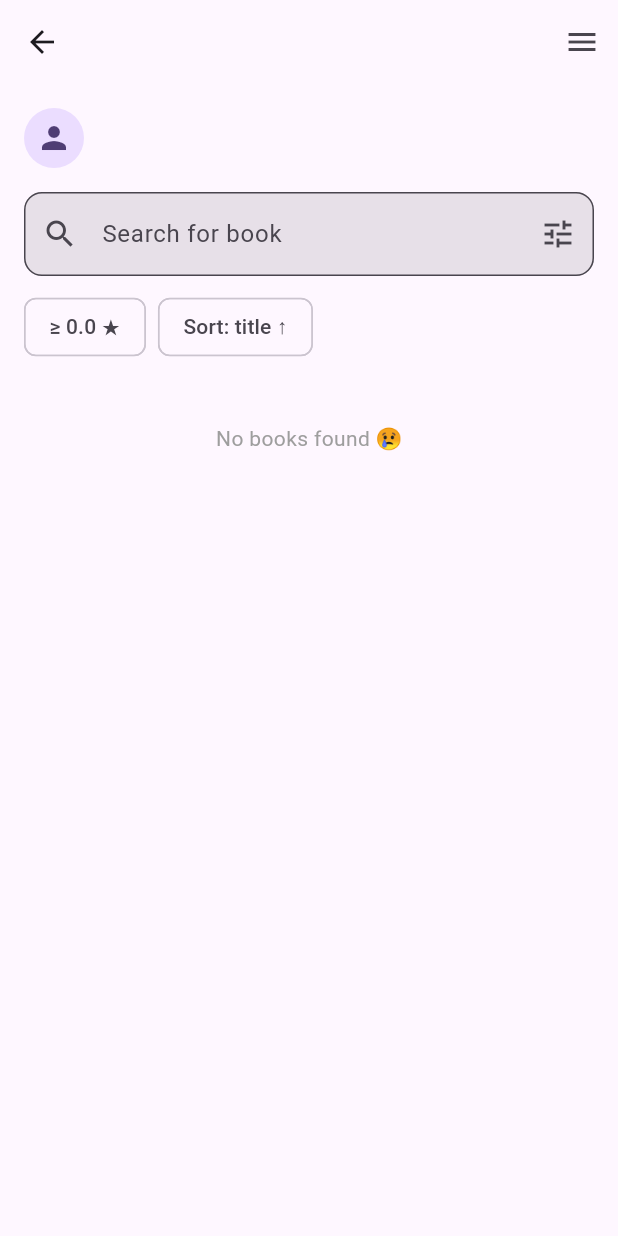
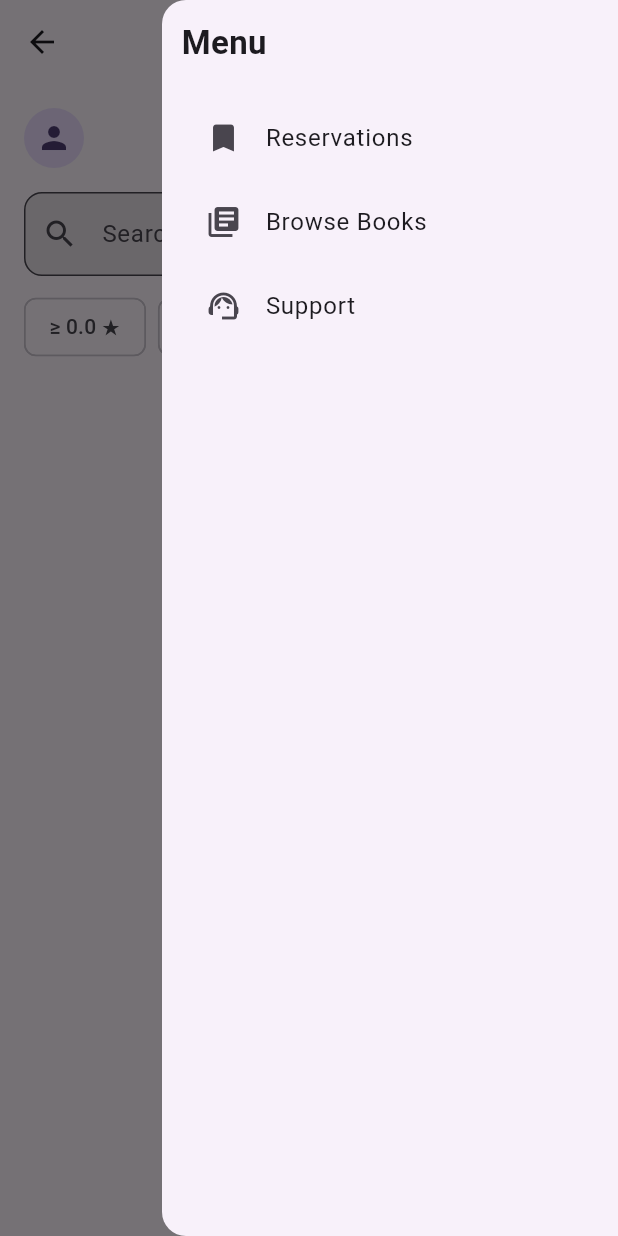
Before and after one commit to fuxeer/Library-App-project-front-end, a Flutter app: the HomePage screen opened by its route, with the side drawer open (before the commit the screen has no drawer), on a phone screen of 412 x 824 dp. Run offline on Flutter 3.47's test engine with Material 3 defaults, Android fonts, the phone set to English and light mode, and no system bars; accounts and stored records are empty; network calls fail.

Commit message:
added menu functionality

```diff
--- a/lib/MainPage.dart
+++ b/lib/MainPage.dart
@@ -1,8 +1,12 @@
+//mainpage
 import 'dart:convert';
 import 'package:flutter/material.dart';
+import 'package:library_app/filter.dart';
 import 'model/Book.dart';
 import 'model/CurrentUser.dart';
 import 'package:http/http.dart' as http;
+import 'filter.dart';
+import 'BookCard.dart';
 
 void main() => runApp(const MyApp());
 
@@ -86,34 +90,54 @@ class _HomePageState extends State<HomePage> {
 
   // Filtered book list
   List<Book> get _filtered {
-    final q = query.toLowerCase();
+  return BookFilter.apply(
+    books: allBooks,
+    query: query,
+    category: category,
+    minRating: minRating,
+    sortBy: sortBy,
+    descending: descending,
+  );
+}
+//NEW:added the drawer to put functionality in the menu icon
+Widget _buildMenuDrawer() {
+  return Drawer(
+    child: SafeArea(
+      child: ListView(
+        padding: const EdgeInsets.all(13),
+        children: [
 
-    final list = allBooks.where((b) {
-      final matchQuery =
-          b.Title.toLowerCase().contains(q) ||
-          b.Author.toLowerCase().contains(q) ||
-          b.PublishYear.toString().contains(q);
+          const Text(
+            "Menu",
+            style: TextStyle(fontSize: 22, fontWeight: FontWeight.bold),
+          ),
 
-      final matchCategory = category.isEmpty || b.Category == category;
-      final matchRating = b.Rating >= minRating;
+          const SizedBox(height: 20),
 
-      final matchYear =
-          (fromYear == null || b.PublishYear >= fromYear!) &&
-          (toYear == null || b.PublishYear <= toYear!);
+          ListTile(
+            leading: const Icon(Icons.bookmark),
+            title: const Text("Reservations"),
+            onTap: () {}
+            ,
+          ),
 
-      return matchQuery && matchCategory && matchRating && matchYear;
-    }).toList();
+          ListTile(
+            leading: const Icon(Icons.library_books),
+            title: const Text("Browse Books"),
+            onTap: () {}
+            ,
+          ),
 
-    // Sorting
-    list.sort((a, b) {
-      int cmp = sortBy == 'rating'
-          ? a.Rating.compareTo(b.Rating)
-          : a.Title.toLowerCase().compareTo(b.Title.toLowerCase());
-      return descending ? -cmp : cmp;
-    });
-
-    return list;
-  }
+          ListTile(
+            leading: const Icon(Icons.support_agent),
+            title: const Text("Support"),
+            onTap: () {},
+          ),
+        ],
+      ),
+    ),
+  );
+}
 
   // Open filter bottom sheet
   void _openFilter() async {
@@ -166,16 +190,19 @@ class _HomePageState extends State<HomePage> {
     return Scaffold(
       appBar: AppBar(
         title: const Text(''),
+        // NEW: added functionality to the menu icon button
         actions: [
-          InkWell(
-            borderRadius: BorderRadius.circular(30),
-            child: const Padding(
-              padding: EdgeInsetsDirectional.only(end: 12),
-              child: Icon(Icons.menu),
-            ),
-          ),
+          Builder(
+            builder: (context) {
+              return IconButton(
+                icon: const Icon(Icons.menu),
+                  onPressed: () => Scaffold.of(context).openEndDrawer(),
+              );
+            }
+          )
         ],
       ),
+       endDrawer: _buildMenuDrawer(),
       // the profile
       body: SafeArea(
         child: ListView(
@@ -260,7 +287,7 @@ class _HomePageState extends State<HomePage> {
                 ),
               )
             else
-              ...books.map((b) => _BookCard(book: b)),
+              ...books.map((b) => BookCard(book: b)),
           ],
         ),
       ),
@@ -276,65 +303,6 @@ class _HomePageState extends State<HomePage> {
   }
 }
 
-// for building the book card ui
-class _BookCard extends StatelessWidget {
-  final Book book;
-  const _BookCard({required this.book});
-
-  @override
-  Widget build(BuildContext context) {
-    final cs = Theme.of(context).colorScheme;
-    return Container(
-      margin: const EdgeInsets.symmetric(vertical: 8),
-      padding: const EdgeInsets.all(12),
-      decoration: BoxDecoration(
-        color: cs.surfaceContainerHighest.withOpacity(.4),
-        borderRadius: BorderRadius.circular(12),
-        border: Border.all(color: cs.outlineVariant),
-      ),
-      child: Row(
-        children: [
-          Container(
-            width: 44,
-            height: 56,
-            decoration: BoxDecoration(
-              color: cs.primaryContainer,
-              borderRadius: BorderRadius.circular(8),
-            ),
-            child: const Icon(Icons.menu_book),
-          ),
-          const SizedBox(width: 12),
-
-          Expanded(
-            child: Column(
-              crossAxisAlignment: CrossAxisAlignment.start,
-              children: [
-                Text(
-                  book.Title,
-                  style: const TextStyle(
-                    fontWeight: FontWeight.w700,
-                    fontSize: 16,
-                  ),
-                ),
-                const SizedBox(height: 4),
-                Text('Author: ${book.Author}'),
-                Text(
-                  'Category: ${book.Category}',
-                  style: const TextStyle(color: Colors.grey),
-                ),
-                Text(
-                  'Published: ${book.PublishYear}',
-                  style: const TextStyle(color: Colors.grey),
-                ), // 👈 ADD THIS
-              ],
-            ),
-          ),
-          Text('${book.Rating} / 5'),
-        ],
-      ),
-    );
-  }
-}
 
 // Filter result model
 class _FiltersResult {
@@ -377,6 +345,7 @@ class _FilterSheetState extends State<_FilterSheet> {
   // controller for the years textfield
   TextEditingController? fromYearController;
   TextEditingController? toYearController;
+
   // state update
   @override
   void initState() {
--- /dev/null
+++ b/lib/filter.dart
@@ -0,0 +1,41 @@
+//filter
+import 'package:flutter/material.dart';
+import 'model/Book.dart';
+import '../MainPage.dart';
+
+class BookFilter{
+  static List<Book> apply({
+    required List<Book> books,
+    required String query,
+    required String category,
+    required double minRating,
+    required String sortBy,
+    required bool descending,
+  }) {
+    final q = query.toLowerCase();
+
+    final list = books.where((b) {
+      final matchQ =
+          b.Title.toLowerCase().contains(q) ||
+          b.Author.toLowerCase().contains(q) ||
+          b.PublishYear.toString().contains(q);
+
+      final matchC = category.isEmpty ? true : b.Category == category;
+
+      final matchR = b.Rating >= minRating;
+
+      return matchQ && matchC && matchR;
+    }).toList();
+
+    // sorting
+    list.sort((a, b) {
+      int cmp = sortBy == 'rating'
+          ? a.Rating.compareTo(b.Rating)
+          : a.Title.toLowerCase().compareTo(b.Title.toLowerCase());
+
+      return descending ? -cmp : cmp;
+    });
+
+    return list;
+  }
+}
```
Also changed, not shown: lib/BookCard.dart (added, +62 -0 lines).
